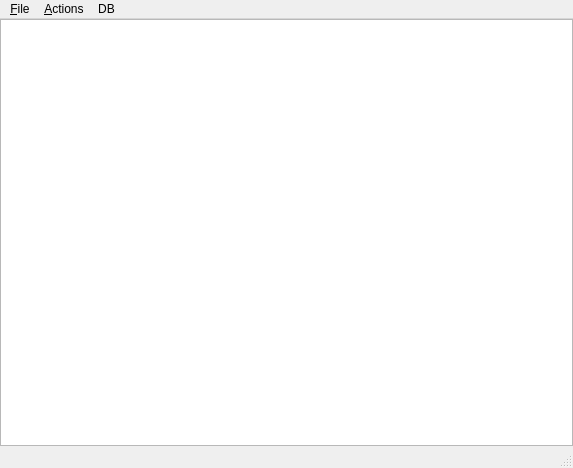
Qt form mainwindow.ui (tony-rasskazov/simpletree) before a commit.
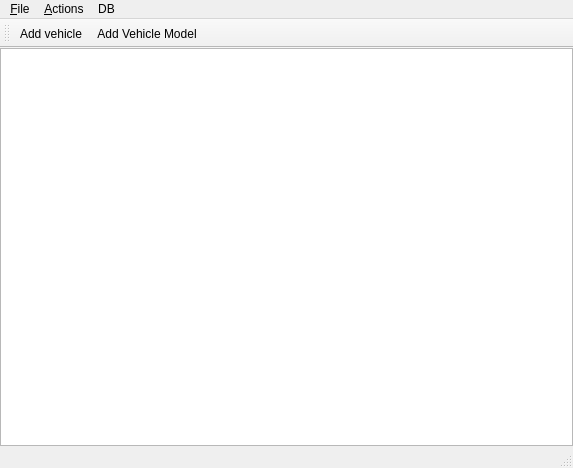
The same form after that commit.

Commit message: insert, delete and modify items

```diff
--- a/mainwindow.ui
+++ b/mainwindow.ui
@@ -14,10 +14,7 @@
    <string>Vehicle editor</string>
   </property>
   <widget class="QWidget" name="centralwidget">
-   <layout class="QVBoxLayout">
-    <property name="spacing">
-     <number>0</number>
-    </property>
+   <layout class="QGridLayout" name="gridLayout_4">
     <property name="leftMargin">
      <number>0</number>
     </property>
@@ -30,13 +27,20 @@
     <property name="bottomMargin">
      <number>0</number>
     </property>
+    <item row="0" column="0">
+     <layout class="QVBoxLayout" name="verticalLayout">
     <item>
+       <layout class="QGridLayout" name="gridLayout">
+        <item row="0" column="0">
      <widget class="QTreeView" name="view">
       <property name="alternatingRowColors">
        <bool>true</bool>
       </property>
+          <property name="selectionMode">
+           <enum>QAbstractItemView::SingleSelection</enum>
+          </property>
       <property name="selectionBehavior">
-       <enum>QAbstractItemView::SelectItems</enum>
+           <enum>QAbstractItemView::SelectRows</enum>
       </property>
       <property name="horizontalScrollMode">
        <enum>QAbstractItemView::ScrollPerPixel</enum>
@@ -50,6 +54,10 @@
      </widget>
     </item>
    </layout>
+      </item>
+     </layout>
+    </item>
+   </layout>
   </widget>
   <widget class="QMenuBar" name="menubar">
    <property name="geometry">
@@ -74,7 +82,7 @@
     <addaction name="separator"/>
     <addaction name="removeVehicleAction"/>
     <addaction name="separator"/>
-    <addaction name="insertVehicleModelAction"/>
+    <addaction name="addVehicleModelAction"/>
    </widget>
    <widget class="QMenu" name="menuDB">
     <property name="title">
@@ -87,6 +95,19 @@
    <addaction name="menuDB"/>
   </widget>
   <widget class="QStatusBar" name="statusbar"/>
+  <widget class="QToolBar" name="toolBar">
+   <property name="windowTitle">
+    <string>toolBar</string>
+   </property>
+   <attribute name="toolBarArea">
+    <enum>TopToolBarArea</enum>
+   </attribute>
+   <attribute name="toolBarBreak">
+    <bool>false</bool>
+   </attribute>
+   <addaction name="insertVehicleAction"/>
+   <addaction name="addVehicleModelAction"/>
+  </widget>
   <action name="exitAction">
    <property name="text">
     <string>E&amp;xit</string>
@@ -103,7 +124,7 @@
     <string>Add vehicle</string>
    </property>
    <property name="shortcut">
-    <string>Ctrl+I</string>
+    <string>Ctrl+V</string>
    </property>
   </action>
   <action name="removeVehicleAction">
@@ -114,12 +135,12 @@
     <string>Ctrl+D</string>
    </property>
   </action>
-  <action name="insertVehicleModelAction">
+  <action name="addVehicleModelAction">
    <property name="text">
-    <string>Insert Vehicle Model</string>
+    <string>Add Vehicle Model</string>
    </property>
    <property name="toolTip">
-    <string>Insert Vehicle Model</string>
+    <string>Add Vehicle Model</string>
    </property>
    <property name="shortcut">
     <string>Ctrl+N</string>
```
Lines whose indentation alone changed are shown as unchanged. The commit also changes 6 other files.
